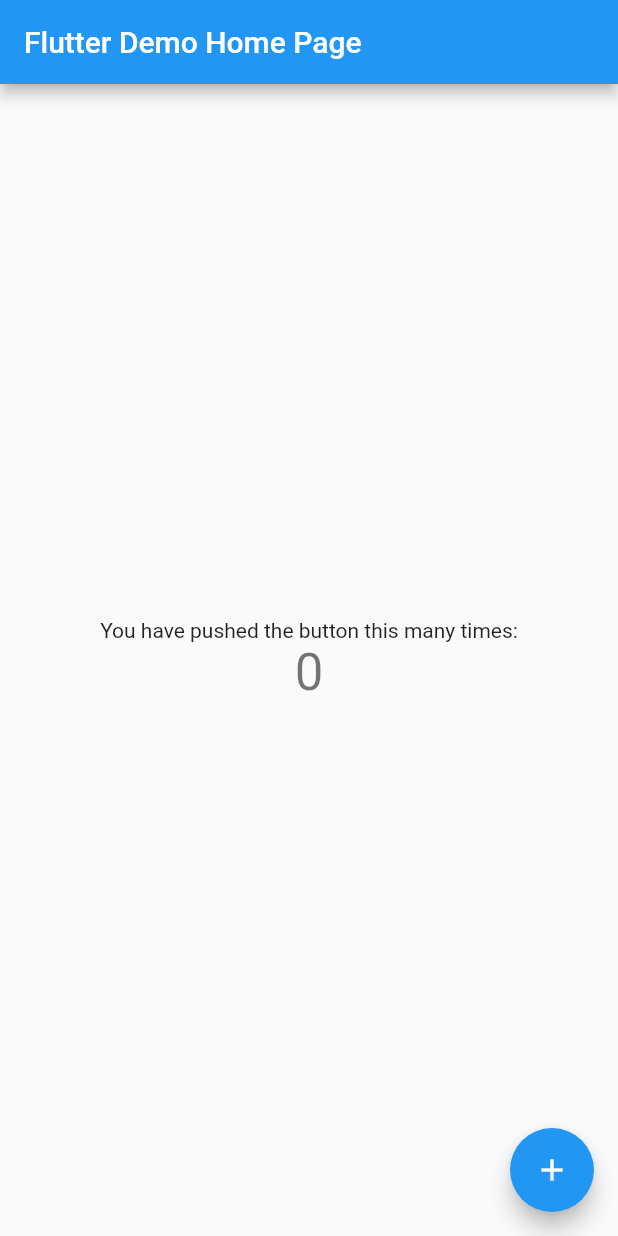
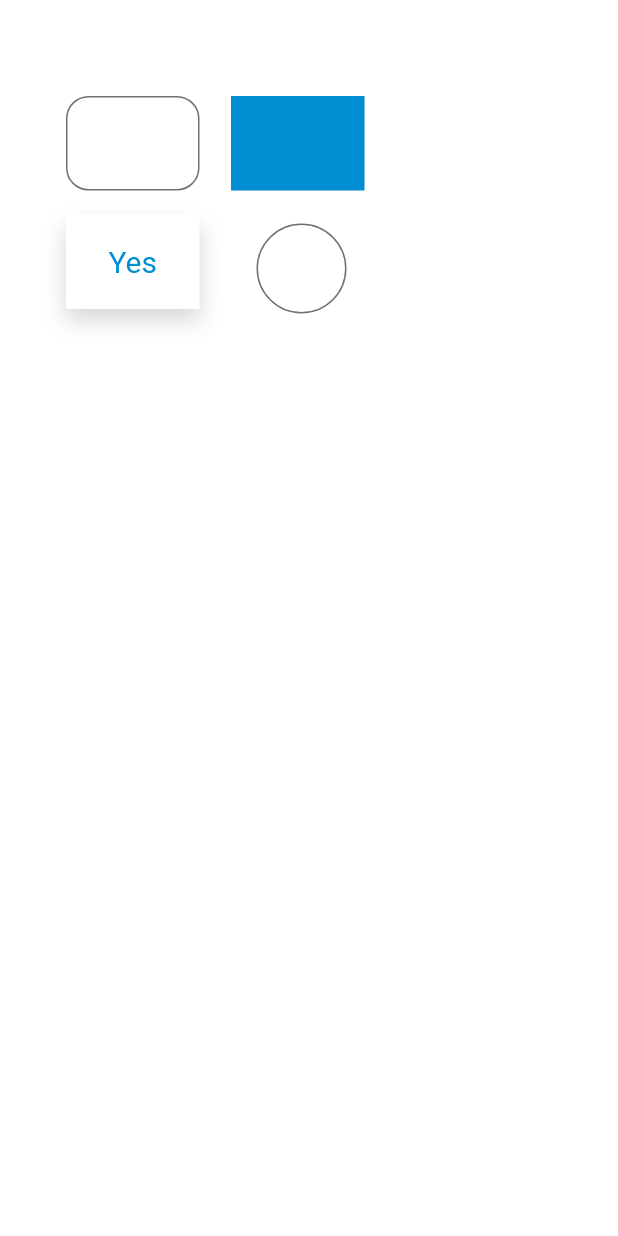
Before and after one commit to YoboZorle/picker_app, a Flutter app: the screen it shows after launch, on a phone screen of 412 x 824 dp. Run offline on Flutter 3.47's test engine with Material 2 defaults, Android fonts, the phone set to English and light mode, and no system bars; Roboto replaces fonts that are missing (Ubuntu).

Commit message:
init values

```diff
--- a/lib/main.dart
+++ b/lib/main.dart
@@ -1,113 +1,24 @@
+/*
+*  main.dart
+*  Pickrr
+*
+*  Created by Yobo Zorle.
+*  Copyright © 2020 Klynox. All rights reserved.
+    */
+
 import 'package:flutter/material.dart';
 
-void main() {
-  runApp(MyApp());
-}
+import 'src/home.dart';
 
-class MyApp extends StatelessWidget {
-  // This widget is the root of your application.
+void main() => runApp(App());
+
+class App extends StatelessWidget {
+
   @override
   Widget build(BuildContext context) {
+
     return MaterialApp(
-      title: 'Flutter Demo',
-      theme: ThemeData(
-        // This is the theme of your application.
-        //
-        // Try running your application with "flutter run". You'll see the
-        // application has a blue toolbar. Then, without quitting the app, try
-        // changing the primarySwatch below to Colors.green and then invoke
-        // "hot reload" (press "r" in the console where you ran "flutter run",
-        // or simply save your changes to "hot reload" in a Flutter IDE).
-        // Notice that the counter didn't reset back to zero; the application
-        // is not restarted.
-        primarySwatch: Colors.blue,
-      ),
-      home: MyHomePage(title: 'Flutter Demo Home Page'),
+      home: Home(),
     );
   }
 }
-
-class MyHomePage extends StatefulWidget {
-  MyHomePage({Key key, this.title}) : super(key: key);
-
-  // This widget is the home page of your application. It is stateful, meaning
-  // that it has a State object (defined below) that contains fields that affect
-  // how it looks.
-
-  // This class is the configuration for the state. It holds the values (in this
-  // case the title) provided by the parent (in this case the App widget) and
-  // used by the build method of the State. Fields in a Widget subclass are
-  // always marked "final".
-
-  final String title;
-
-  @override
-  _MyHomePageState createState() => _MyHomePageState();
-}
-
-class _MyHomePageState extends State<MyHomePage> {
-  int _counter = 0;
-
-  void _incrementCounter() {
-    setState(() {
-      // This call to setState tells the Flutter framework that something has
-      // changed in this State, which causes it to rerun the build method below
-      // so that the display can reflect the updated values. If we changed
-      // _counter without calling setState(), then the build method would not be
-      // called again, and so nothing would appear to happen.
-      _counter++;
-    });
-  }
-
-  @override
-  Widget build(BuildContext context) {
-    // This method is rerun every time setState is called, for instance as done
-    // by the _incrementCounter method above.
-    //
-    // The Flutter framework has been optimized to make rerunning build methods
-    // fast, so that you can just rebuild anything that needs updating rather
-    // than having to individually change instances of widgets.
-    return Scaffold(
-      appBar: AppBar(
-        // Here we take the value from the MyHomePage object that was created by
-        // the App.build method, and use it to set our appbar title.
-        title: Text(widget.title),
-      ),
-      body: Center(
-        // Center is a layout widget. It takes a single child and positions it
-        // in the middle of the parent.
-        child: Column(
-          // Column is also a layout widget. It takes a list of children and
-          // arranges them vertically. By default, it sizes itself to fit its
-          // children horizontally, and tries to be as tall as its parent.
-          //
-          // Invoke "debug painting" (press "p" in the console, choose the
-          // "Toggle Debug Paint" action from the Flutter Inspector in Android
-          // Studio, or the "Toggle Debug Paint" command in Visual Studio Code)
-          // to see the wireframe for each widget.
-          //
-          // Column has various properties to control how it sizes itself and
-          // how it positions its children. Here we use mainAxisAlignment to
-          // center the children vertically; the main axis here is the vertical
-          // axis because Columns are vertical (the cross axis would be
-          // horizontal).
-          mainAxisAlignment: MainAxisAlignment.center,
-          children: <Widget>[
-            Text(
-              'You have pushed the button this many times:',
-            ),
-            Text(
-              '$_counter',
-              style: Theme.of(context).textTheme.headline4,
-            ),
-          ],
-        ),
-      ),
-      floatingActionButton: FloatingActionButton(
-        onPressed: _incrementCounter,
-        tooltip: 'Increment',
-        child: Icon(Icons.add),
-      ), // This trailing comma makes auto-formatting nicer for build methods.
-    );
-  }
-}
--- /dev/null
+++ b/lib/src/home.dart
@@ -0,0 +1,119 @@
+/*
+*  main_widget.dart
+*  Pickrr
+*
+*  Created by Yobo Zorle.
+*  Copyright © 2020 Klynox. All rights reserved.
+    */
+
+import 'package:flutter/material.dart';
+import 'values/values.dart';
+
+
+class Home extends StatelessWidget {
+
+  @override
+  Widget build(BuildContext context) {
+
+    return Scaffold(
+      body: Container(
+        constraints: BoxConstraints.expand(),
+        decoration: BoxDecoration(
+          color: Color.fromARGB(255, 255, 255, 255),
+        ),
+        child: Column(
+          crossAxisAlignment: CrossAxisAlignment.start,
+          children: [
+            Container(
+              width: 199,
+              height: 63,
+              margin: EdgeInsets.only(left: 44, top: 64),
+              child: Row(
+                crossAxisAlignment: CrossAxisAlignment.stretch,
+                children: [
+                  Align(
+                    alignment: Alignment.topLeft,
+                    child: Container(
+                      width: 89,
+                      height: 63,
+                      decoration: BoxDecoration(
+                        color: AppColors.primaryBackground,
+                        border: Border.fromBorderSide(Borders.primaryBorder),
+                        borderRadius: Radii.k15pxRadius,
+                      ),
+                      child: Container(),
+                    ),
+                  ),
+                  Align(
+                    alignment: Alignment.topLeft,
+                    child: Container(
+                      width: 89,
+                      height: 63,
+                      margin: EdgeInsets.only(left: 21),
+                      decoration: BoxDecoration(
+                        color: AppColors.secondaryBackground,
+                      ),
+                      child: Container(),
+                    ),
+                  ),
+                ],
+              ),
+            ),
+            Container(
+              width: 187,
+              height: 66,
+              margin: EdgeInsets.only(left: 44, top: 16),
+              child: Row(
+                crossAxisAlignment: CrossAxisAlignment.stretch,
+                children: [
+                  Align(
+                    alignment: Alignment.topLeft,
+                    child: Container(
+                      width: 89,
+                      height: 63,
+                      decoration: BoxDecoration(
+                        color: AppColors.primaryBackground,
+                        boxShadow: [
+                          Shadows.primaryShadow,
+                        ],
+                      ),
+                      child: Column(
+                        mainAxisAlignment: MainAxisAlignment.center,
+                        children: [
+                          Text(
+                            "Yes",
+                            textAlign: TextAlign.center,
+                            style: TextStyle(
+                              color: AppColors.primaryText,
+                              fontFamily: "Ubuntu",
+                              fontWeight: FontWeight.w400,
+                              fontSize: 20,
+                            ),
+                          ),
+                        ],
+                      ),
+                    ),
+                  ),
+                  Align(
+                    alignment: Alignment.topLeft,
+                    child: Container(
+                      width: 60,
+                      height: 60,
+                      margin: EdgeInsets.only(left: 38, top: 6),
+                      decoration: BoxDecoration(
+                        color: AppColors.primaryElement,
+                        border: Border.fromBorderSide(Borders.primaryBorder),
+                        borderRadius: BorderRadius.all(Radius.circular(30)),
+                      ),
+                      child: Container(),
+                    ),
+                  ),
+                ],
+              ),
+            ),
+          ],
+        ),
+      ),
+    );
+  }
+}
--- /dev/null
+++ b/lib/src/values/borders.dart
@@ -0,0 +1,18 @@
+/*
+*  borders.dart
+*  Pickrr
+*
+*  Created by Yobo Zorle.
+*  Copyright © 2020 Klynox. All rights reserved.
+    */
+
+import 'package:flutter/rendering.dart';
+
+
+class Borders {
+  static const BorderSide primaryBorder = BorderSide(
+    color: Color.fromARGB(255, 112, 112, 112),
+    width: 1,
+    style: BorderStyle.solid,
+  );
+}
--- /dev/null
+++ b/lib/src/values/colors.dart
@@ -0,0 +1,17 @@
+/*
+*  colors.dart
+*  Pickrr
+*
+*  Created by Yobo Zorle.
+*  Copyright © 2020 Klynox. All rights reserved.
+    */
+
+import 'dart:ui';
+
+
+class AppColors {
+  static const Color primaryBackground = Color.fromARGB(255, 255, 255, 255);
+  static const Color secondaryBackground = Color.fromARGB(255, 0, 141, 210);
+  static const Color primaryElement = Color.fromARGB(255, 255, 255, 255);
+  static const Color primaryText = Color.fromARGB(255, 0, 141, 210);
+}
--- /dev/null
+++ b/lib/src/values/radii.dart
@@ -0,0 +1,14 @@
+/*
+*  radii.dart
+*  Pickrr
+*
+*  Created by Yobo Zorle.
+*  Copyright © 2020 Klynox. All rights reserved.
+    */
+
+import 'package:flutter/rendering.dart';
+
+
+class Radii {
+  static const BorderRadiusGeometry k15pxRadius = BorderRadius.all(Radius.circular(15));
+}
--- /dev/null
+++ b/lib/src/values/shadows.dart
@@ -0,0 +1,18 @@
+/*
+*  shadows.dart
+*  Pickrr
+*
+*  Created by Yobo Zorle.
+*  Copyright © 2020 Klynox. All rights reserved.
+    */
+
+import 'package:flutter/rendering.dart';
+
+
+class Shadows {
+  static const BoxShadow primaryShadow = BoxShadow(
+    color: Color.fromARGB(41, 0, 0, 0),
+    offset: Offset(0, 8),
+    blurRadius: 12,
+  );
+}
--- /dev/null
+++ b/lib/src/values/values.dart
@@ -0,0 +1,6 @@
+library values;
+
+export 'colors.dart';
+export 'radii.dart';
+export 'borders.dart';
+export 'shadows.dart';
```
Also changed, not shown: 1 other file.
